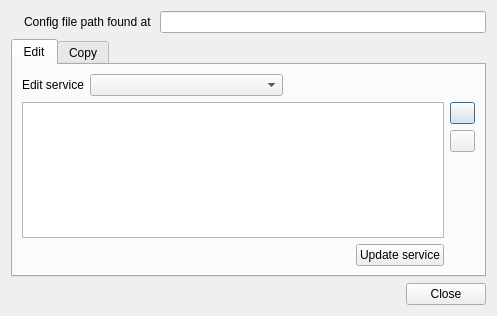
Before: the Qt Designer form pg_service_parser/ui/pg_service_dialog.ui in opengisch/qgis-pg-service-parser-plugin, drawn with Qt 5.
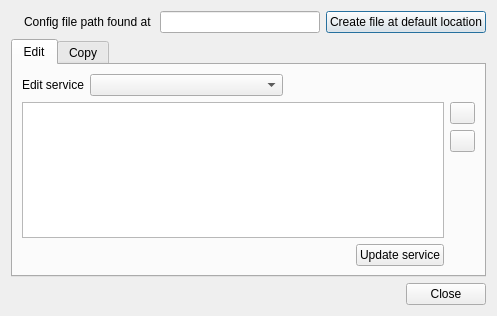
After: the same form once the commit is applied. Icons and pictures are not drawn.

Commit message: Allow users to create a service file (with a simple template) at a default location if it's not found when the dialog is opened

The edit to the form file:
```diff
--- a/pg_service_parser/ui/pg_service_dialog.ui
+++ b/pg_service_parser/ui/pg_service_dialog.ui
@@ -67,6 +67,13 @@
        </property>
       </widget>
      </item>
+     <item>
+      <widget class="QPushButton" name="btnCreateServiceFile">
+       <property name="text">
+        <string>Create file at default location</string>
+       </property>
+      </widget>
+     </item>
     </layout>
    </item>
    <item>
```
The commit also changes 5 other files.
